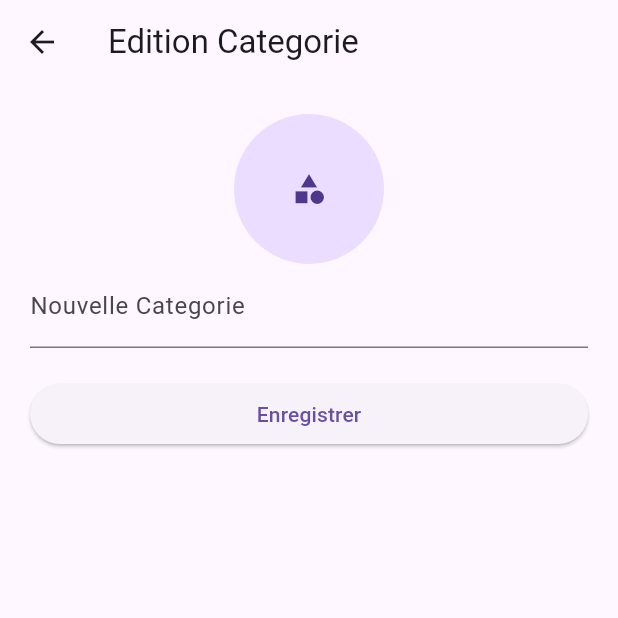
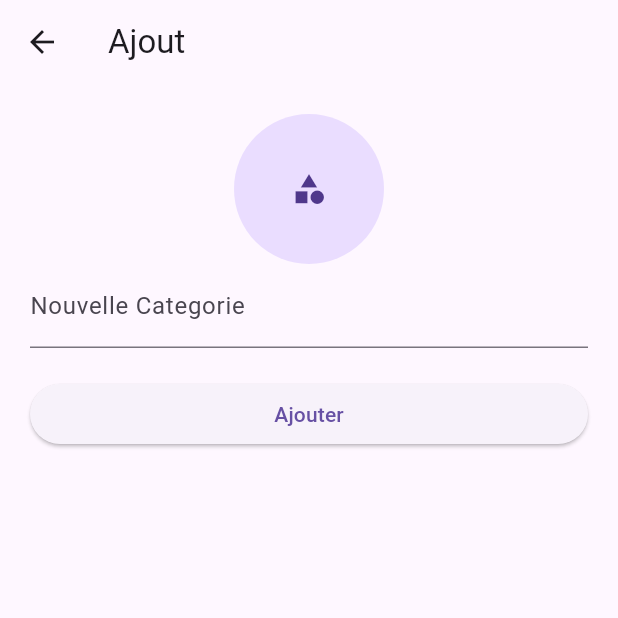
Before and after one commit to Kizbernadet/Bibliotheca, a Flutter app: the EditionCategorie screen opened directly, on a phone screen of 412 x 824 dp, the top half of it. Run offline on Flutter 3.47's test engine with Material 3 defaults, Android fonts, the phone set to English and light mode, and no system bars; our stand-ins replace sqflite_common_ffi, sqflite_common_ffi_web; accounts and stored records are empty.

```diff
--- a/lib/controllers/category_controller.dart
+++ b/lib/controllers/category_controller.dart
@@ -15,19 +15,19 @@ class CategorieController {
 
   static Future<Categorie> createCategory(Categorie categorie) async {
     final db = await Dao.database;
-    var id = await db.insert("categories", categorie.toMap() as Map<String, Object?>);
+    var id = await db.insert("categories", categorie.toMap());
     categorie.id = id;
     return categorie;
   }
 
   static Future<int> updateCategory(Categorie categorie) async {
     final db = await Dao.database;
-    return await db.update("categories", categorie.toMap() as Map<String, Object?>,
-        where: "id : ?", whereArgs: [categorie.id]);
+    return await db.update("categories", categorie.toMap(),
+    where: "id = ?", whereArgs: [categorie.id]);
   }
 
   static Future<int> deleteCategory(int id) async {
     final db = await Dao.database;
-    return await db.delete("categories", where: "id : ?", whereArgs: [id]);
+    return await db.delete("categories", where: "id = ?", whereArgs: [id]);
   }
 }
--- a/lib/models/database/dao.dart
+++ b/lib/models/database/dao.dart
@@ -58,6 +58,5 @@ class Dao {
       category_id INTEGER NO NULL
       )''');
   }
-
   //
 }
--- a/lib/views/category_edition.dart
+++ b/lib/views/category_edition.dart
@@ -2,36 +2,49 @@ import 'package:flutter/material.dart';
 import 'package:gestion_bibliotheque/models/categorie.dart';
 import "package:gestion_bibliotheque/controllers/category_controller.dart";
 
+/// Classe représentant l'écran d'édition d'une catégorie.
+/// Elle permet d'ajouter ou de modifier une catégorie.
 class EditionCategorie extends StatefulWidget {
-  final Categorie? categorie;
+  final Categorie?
+      categorie; // Catégorie existante à modifier (peut être null pour une nouvelle catégorie)
   const EditionCategorie({this.categorie, super.key});
 
   @override
   State<EditionCategorie> createState() => _EditionCategorieState();
 }
 
+/// État de l'écran d'édition de catégorie.
 class _EditionCategorieState extends State<EditionCategorie> {
-  TextEditingController txtCategorie = TextEditingController();
-  final keyform = GlobalKey<FormState>();
+  TextEditingController txtCategorie =
+      TextEditingController(); // Contrôleur pour récupérer le texte du champ
+  final keyform = GlobalKey<FormState>(); // Clé pour valider le formulaire
+
+  late bool isEditing; // Variable pour savoir si on est en mode édition
+  /// En fonction du mode Edition , on va ajouter ou modifier
 
   @override
   void initState() {
     super.initState();
+    isEditing = widget.categorie !=
+        null; // Vérifie si une catégorie est passée pour activer le mode édition
     if (widget.categorie != null) {
-      txtCategorie.text = widget.categorie!.libelle!;
+      txtCategorie.text = widget.categorie!
+          .libelle!; // Pré-remplit le champ texte si on modifie une catégorie
     }
   }
 
+  /// Construit l'interface utilisateur de l'écran d'édition
   @override
   Widget build(BuildContext context) => Scaffold(
         appBar: AppBar(
-          title: const Text("Edition Categorie"),
+          title: Text(isEditing ? "Modification" : "Ajout"),
         ),
         body: Form(
           key: keyform,
           child: ListView(
             padding: const EdgeInsets.all(20),
             children: [
+              // Bouton pour sélectionner une icône ou une image (pas encore implémenté)
               MaterialButton(
                 onPressed: () {},
                 child: const CircleAvatar(
@@ -39,6 +52,7 @@ class _EditionCategorieState extends State<EditionCategorie> {
                   child: Icon(Icons.category),
                 ),
               ),
+              // Champ de saisie pour le nom de la catégorie
               TextFormField(
                 controller: txtCategorie,
                 decoration:
@@ -49,27 +63,37 @@ class _EditionCategorieState extends State<EditionCategorie> {
               const SizedBox(
                 height: 20,
               ),
+              // Bouton pour enregistrer la catégorie
               ElevatedButton(
                 onPressed: () {
                   _submit();
                 },
-                child: const Text("Enregistrer"),
+                child: Text(isEditing ? "Modifier" : "Ajouter"),
               )
             ],
           ),
         ),
       );
 
+  /// Fonction permettant de soumettre le formulaire et d'enregistrer la catégorie
   Future<void> _submit() async {
     if (keyform.currentState!.validate()) {
+      // Vérifie que le formulaire est valide
       if (widget.categorie == null) {
+        // Création d'une nouvelle catégorie
         Categorie categorie = Categorie();
         categorie.libelle = txtCategorie.text;
-        await CategorieController.createCategory(categorie);
+        await CategorieController.createCategory(
+            categorie); // Appelle le contrôleur pour enregistrer
       } else {
-        Categorie categorie = Categorie();
-        categorie.libelle = widget.categorie!.libelle;
-        await CategorieController.updateCategory(categorie);
+        // Mise à jour d'une catégorie existante
+        Categorie categorie = widget.categorie!;
+        categorie.libelle = txtCategorie.text;
+        await CategorieController.updateCategory(
+            categorie); // Mise à jour via le contrôleur
+      }
+      if (mounted) {
+      Navigator.pop(context);
       }
     }
   }
```
Also changed, not shown: lib/controllers/author_controller.dart (added, +33 -0 lines), lib/models/author.dart (+17 -0 lines), lib/views/author_edition.dart (added, +93 -0 lines), lib/views/author_list.dart (added, +56 -0 lines), lib/views/category_list.dart (+58 -17 lines), lib/views/book_list.dart (added).
